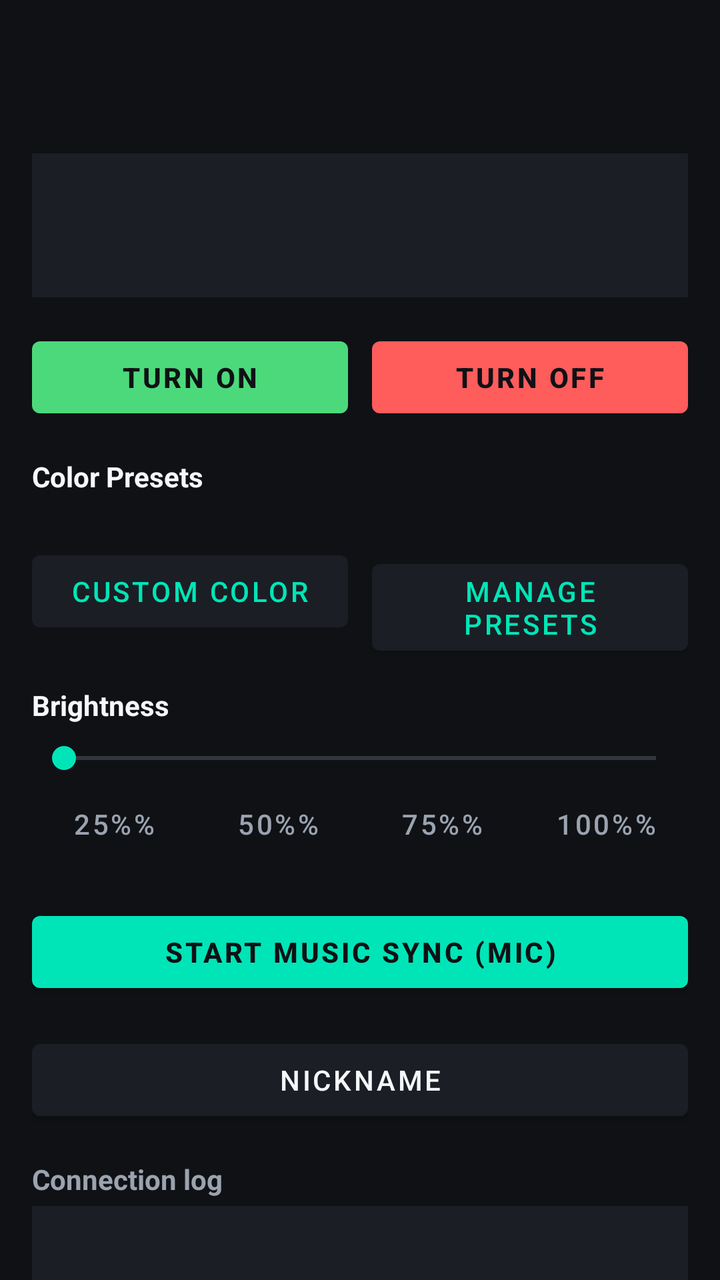
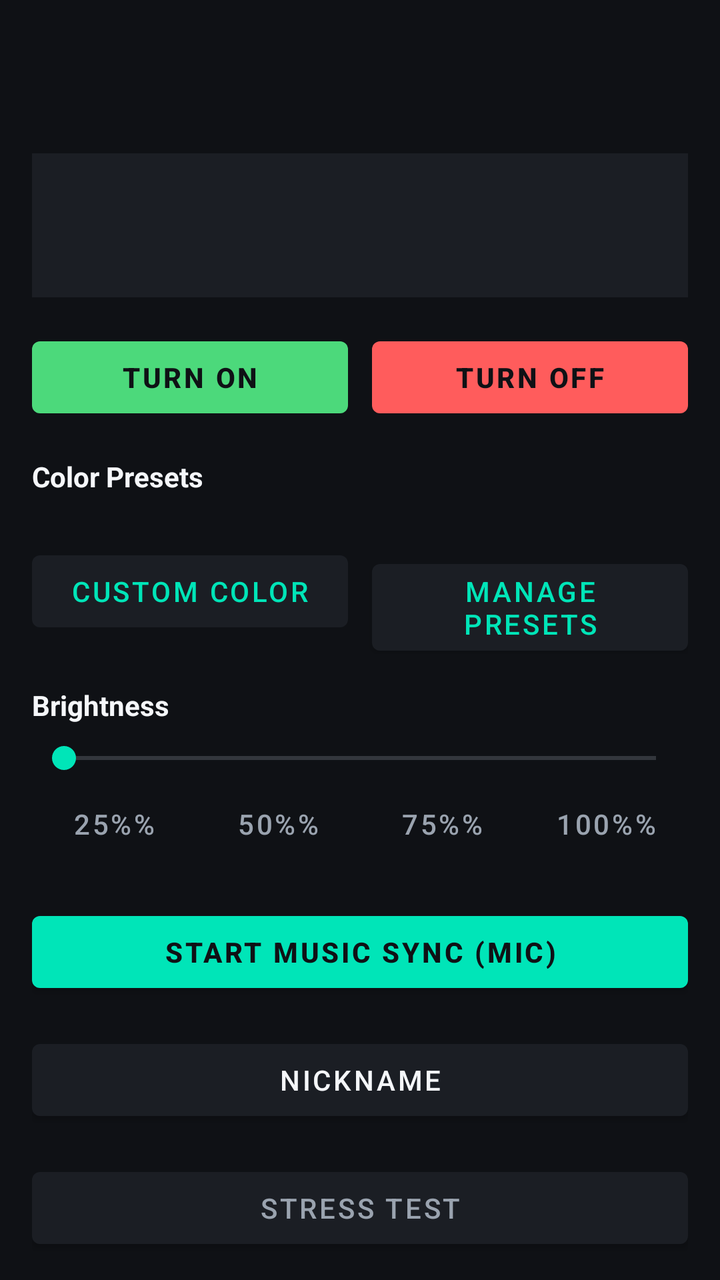

An Android layout rendered at two revisions. The XML below is the earlier revision; the diff shows what the commit changed to produce the second picture.
<!-- AndroidManifest.xml: application theme Theme.KsLed -->
<!-- res/layout/activity_device_control.xml -->
<?xml version="1.0" encoding="utf-8"?>
<androidx.core.widget.NestedScrollView xmlns:android="http://schemas.android.com/apk/res/android"
    xmlns:app="http://schemas.android.com/apk/res-auto"
    android:layout_width="match_parent"
    android:layout_height="match_parent"
    android:background="@color/ks_background">

    <LinearLayout
        android:layout_width="match_parent"
        android:layout_height="wrap_content"
        android:orientation="vertical"
        android:padding="16dp">

        <TextView
            android:id="@+id/deviceTitle"
            android:layout_width="match_parent"
            android:layout_height="wrap_content"
            android:textColor="@color/ks_text_primary"
            android:textSize="20sp"
            android:textStyle="bold" />

        <TextView
            android:id="@+id/deviceSubtitle"
            android:layout_width="match_parent"
            android:layout_height="wrap_content"
            android:textColor="@color/ks_text_secondary"
            android:textSize="13sp"
            android:layout_marginBottom="16dp" />

        <View
            android:id="@+id/colorPreview"
            android:layout_width="match_parent"
            android:layout_height="72dp"
            android:background="@color/ks_surface"
            android:layout_marginBottom="16dp" />

        <LinearLayout
            android:layout_width="match_parent"
            android:layout_height="wrap_content"
            android:orientation="horizontal"
            android:layout_marginBottom="16dp">

            <com.google.android.material.button.MaterialButton
                android:id="@+id/onButton"
                android:layout_width="0dp"
                android:layout_height="wrap_content"
                android:layout_weight="1"
                android:layout_marginEnd="6dp"
                android:text="@string/control_on"
                app:backgroundTint="@color/ks_success"
                android:textColor="@color/ks_background"
                android:textStyle="bold" />

            <com.google.android.material.button.MaterialButton
                android:id="@+id/offButton"
                android:layout_width="0dp"
                android:layout_height="wrap_content"
                android:layout_weight="1"
                android:layout_marginStart="6dp"
                android:text="@string/control_off"
                app:backgroundTint="@color/ks_danger"
                android:textColor="@color/ks_background"
                android:textStyle="bold" />
        </LinearLayout>

        <TextView
            android:layout_width="match_parent"
            android:layout_height="wrap_content"
            android:text="@string/control_presets"
            android:textColor="@color/ks_text_primary"
            android:textStyle="bold"
            android:layout_marginBottom="8dp" />

        <androidx.recyclerview.widget.RecyclerView
            android:id="@+id/presetGrid"
            android:layout_width="match_parent"
            android:layout_height="wrap_content"
            android:layout_marginBottom="16dp" />

        <LinearLayout
            android:layout_width="match_parent"
            android:layout_height="wrap_content"
            android:orientation="horizontal"
            android:layout_marginBottom="16dp">

            <com.google.android.material.button.MaterialButton
                android:id="@+id/customColorButton"
                android:layout_width="0dp"
                android:layout_height="wrap_content"
                android:layout_weight="1"
                android:layout_marginEnd="6dp"
                android:text="@string/control_custom"
                app:backgroundTint="@color/ks_surface"
                android:textColor="@color/ks_accent" />

            <com.google.android.material.button.MaterialButton
                android:id="@+id/managePresetsButton"
                android:layout_width="0dp"
                android:layout_height="wrap_content"
                android:layout_weight="1"
                android:layout_marginStart="6dp"
                android:text="@string/control_manage_presets"
                app:backgroundTint="@color/ks_surface"
                android:textColor="@color/ks_accent" />
        </LinearLayout>

        <TextView
            android:id="@+id/brightnessLabel"
            android:layout_width="match_parent"
            android:layout_height="wrap_content"
            android:text="@string/control_brightness"
            android:textColor="@color/ks_text_primary"
            android:textStyle="bold"
            android:layout_marginBottom="8dp" />

        <SeekBar
            android:id="@+id/brightnessSeekBar"
            android:layout_width="match_parent"
            android:layout_height="wrap_content"
            android:max="255" />

        <LinearLayout
            android:layout_width="match_parent"
            android:layout_height="wrap_content"
            android:orientation="horizontal"
            android:layout_marginBottom="16dp">

            <com.google.android.material.button.MaterialButton
                android:id="@+id/brightness25"
                style="@style/Widget.MaterialComponents.Button.TextButton"
                android:layout_width="0dp"
                android:layout_height="wrap_content"
                android:layout_weight="1"
                android:text="@string/brightness_25"
                android:textColor="@color/ks_text_secondary" />

            <com.google.android.material.button.MaterialButton
                android:id="@+id/brightness50"
                style="@style/Widget.MaterialComponents.Button.TextButton"
                android:layout_width="0dp"
                android:layout_height="wrap_content"
                android:layout_weight="1"
                android:text="@string/brightness_50"
                android:textColor="@color/ks_text_secondary" />

            <com.google.android.material.button.MaterialButton
                android:id="@+id/brightness75"
                style="@style/Widget.MaterialComponents.Button.TextButton"
                android:layout_width="0dp"
                android:layout_height="wrap_content"
                android:layout_weight="1"
                android:text="@string/brightness_75"
                android:textColor="@color/ks_text_secondary" />

            <com.google.android.material.button.MaterialButton
                android:id="@+id/brightness100"
                style="@style/Widget.MaterialComponents.Button.TextButton"
                android:layout_width="0dp"
                android:layout_height="wrap_content"
                android:layout_weight="1"
                android:text="@string/brightness_100"
                android:textColor="@color/ks_text_secondary" />
        </LinearLayout>

        <com.google.android.material.button.MaterialButton
            android:id="@+id/musicSyncButton"
            android:layout_width="match_parent"
            android:layout_height="wrap_content"
            android:text="@string/music_sync_start"
            app:backgroundTint="@color/ks_accent"
            android:textColor="@color/ks_background"
            android:textStyle="bold"
            android:layout_marginBottom="16dp" />

        <com.google.android.material.button.MaterialButton
            android:id="@+id/nicknameButton"
            android:layout_width="match_parent"
            android:layout_height="wrap_content"
            android:text="@string/control_nickname"
            app:backgroundTint="@color/ks_surface"
            android:textColor="@color/ks_text_primary"
            android:layout_marginBottom="16dp" />

        <TextView
            android:layout_width="match_parent"
            android:layout_height="wrap_content"
            android:text="@string/verbose_log"
            android:textColor="@color/ks_text_secondary"
            android:textStyle="bold"
            android:layout_marginBottom="4dp" />

        <TextView
            android:id="@+id/logText"
            android:layout_width="match_parent"
            android:layout_height="wrap_content"
            android:fontFamily="monospace"
            android:textSize="11sp"
            android:textColor="@color/ks_text_secondary"
            android:background="@color/ks_surface"
            android:padding="8dp"
            android:minLines="3" />

    </LinearLayout>
</androidx.core.widget.NestedScrollView>
<!-- resources referenced by this layout -->
<resources>
  <color name="ks_accent">#00E5B8</color>
  <color name="ks_background">#0F1115</color>
  <color name="ks_danger">#FF5C5C</color>
  <color name="ks_success">#4CD97B</color>
  <color name="ks_surface">#1B1E24</color>
  <color name="ks_text_primary">#F5F7FA</color>
  <color name="ks_text_secondary">#9AA3AF</color>
  <string name="brightness_100">100%%</string>
  <string name="brightness_25">25%%</string>
  <string name="brightness_50">50%%</string>
  <string name="brightness_75">75%%</string>
  <string name="control_brightness">Brightness</string>
  <string name="control_custom">Custom Color</string>
  <string name="control_manage_presets">Manage Presets</string>
  <string name="control_nickname">Nickname</string>
  <string name="control_off">Turn OFF</string>
  <string name="control_on">Turn ON</string>
  <string name="control_presets">Color Presets</string>
  <string name="music_sync_start">Start Music Sync (Mic)</string>
  <string name="verbose_log">Connection log</string>
  <style name="Theme.KsLed" parent="Theme.MaterialComponents.DayNight.NoActionBar">
          <item name="colorPrimary">@color/ks_accent</item>
          <item name="colorPrimaryDark">@color/ks_background</item>
          <item name="colorAccent">@color/ks_accent</item>
          <item name="android:windowBackground">@color/ks_background</item>
          <item name="android:statusBarColor" tools:targetApi="l">@color/ks_background</item>
          <item name="android:textColorPrimary">@color/ks_text_primary</item>
          <item name="android:textColorSecondary">@color/ks_text_secondary</item>
      </style>
</resources>

<!-- the commit's change to res/layout/activity_device_control.xml (unified diff, before → after) -->
@@ -181,6 +181,15 @@
             android:textColor="@color/ks_text_primary"
             android:layout_marginBottom="16dp" />
 
+        <com.google.android.material.button.MaterialButton
+            android:id="@+id/stressTestButton"
+            android:layout_width="match_parent"
+            android:layout_height="wrap_content"
+            android:text="@string/control_stress_test"
+            app:backgroundTint="@color/ks_surface"
+            android:textColor="@color/ks_text_secondary"
+            android:layout_marginBottom="16dp" />
+
         <TextView
             android:layout_width="match_parent"
             android:layout_height="wrap_content"
<!-- resource entries referenced after the edit -->
@@ -18,6 +18,7 @@
   <string name="control_off">Turn OFF</string>
   <string name="control_on">Turn ON</string>
   <string name="control_presets">Color Presets</string>
+  <string name="control_stress_test">Stress Test</string>
   <string name="music_sync_start">Start Music Sync (Mic)</string>
   <string name="verbose_log">Connection log</string>
   <style name="Theme.KsLed" parent="Theme.MaterialComponents.DayNight.NoActionBar">
